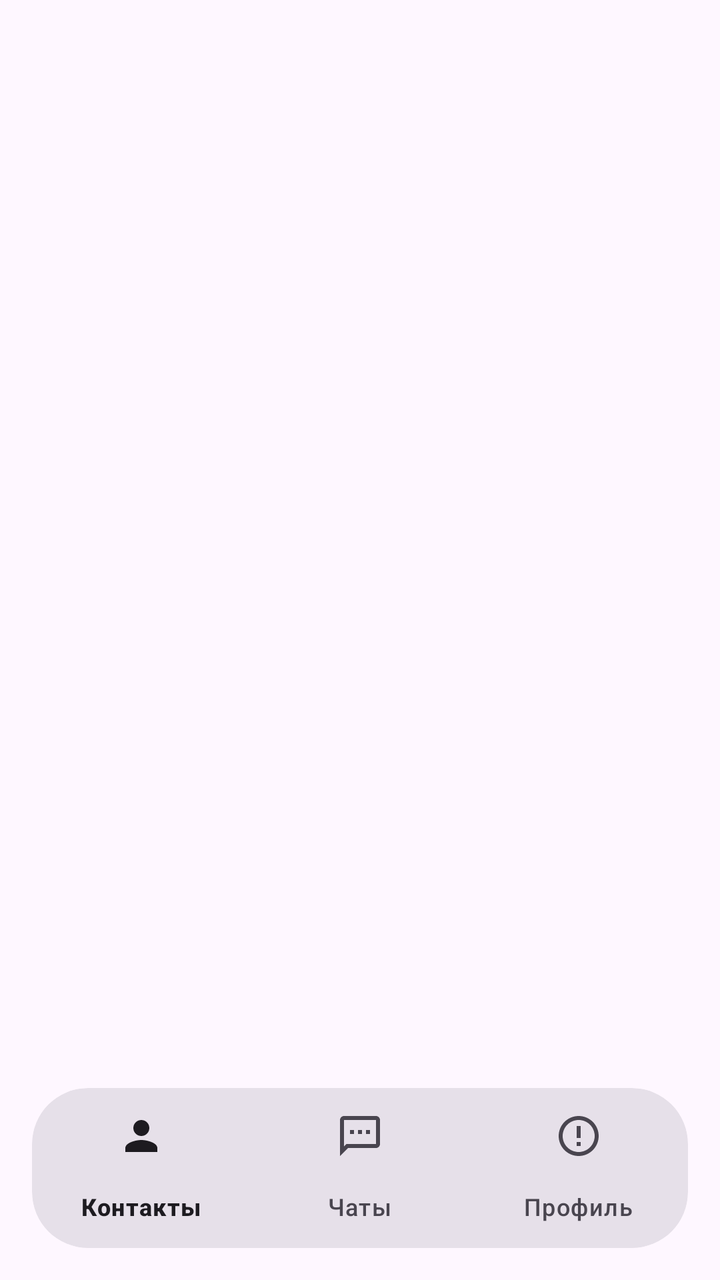
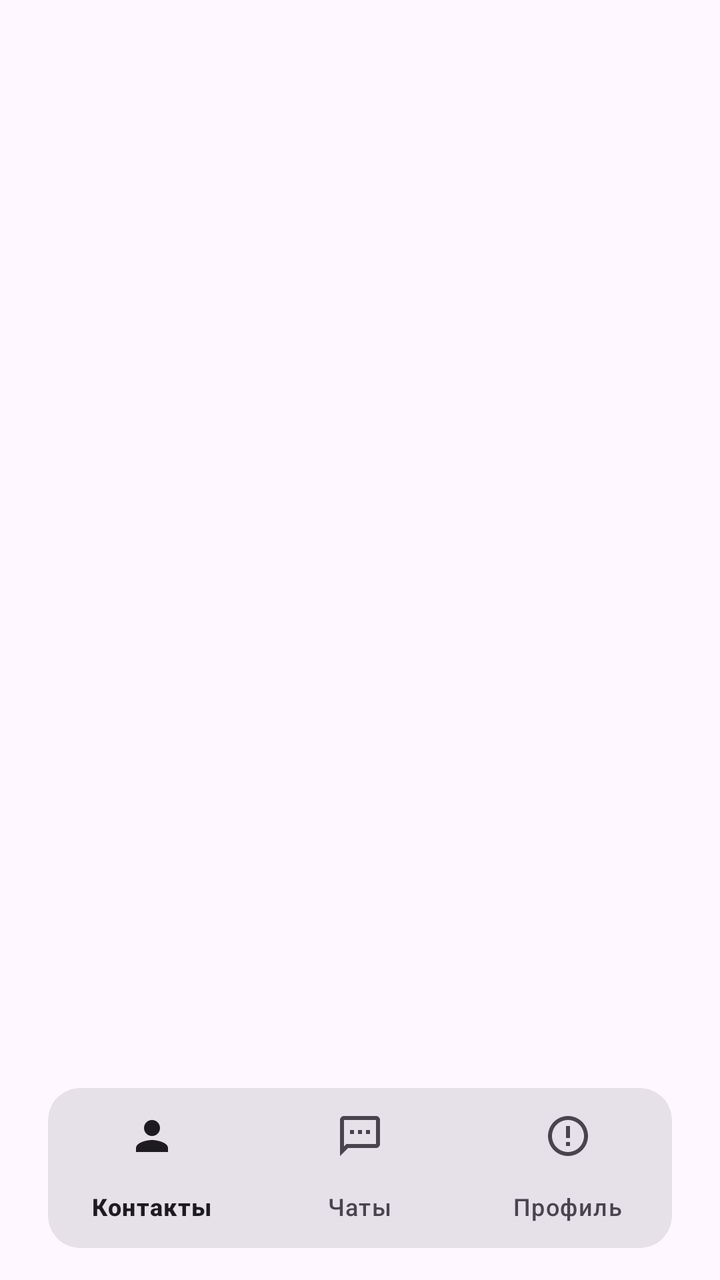

Two renders of the same Android screen: before a commit and after it. Below are the layout's source before the change and the commit's diff.
<!-- AndroidManifest.xml: activity theme Theme.BarkfluffClientAndroid -->
<!-- res/layout/activity_main.xml -->
<?xml version="1.0" encoding="utf-8"?>
<androidx.constraintlayout.widget.ConstraintLayout xmlns:android="http://schemas.android.com/apk/res/android"
    xmlns:app="http://schemas.android.com/apk/res-auto"
    android:layout_width="match_parent"
    android:layout_height="match_parent"
    android:background="?android:attr/colorBackground"
    android:fitsSystemWindows="true">

    
    <FrameLayout
        android:id="@+id/fragmentContainer"
        android:layout_width="0dp"
        android:layout_height="0dp"
        app:layout_constraintTop_toTopOf="parent"
        app:layout_constraintBottom_toTopOf="@id/bottomNavCard"
        app:layout_constraintStart_toStartOf="parent"
        app:layout_constraintEnd_toEndOf="parent" />

    
    <com.google.android.material.card.MaterialCardView
        android:id="@+id/bottomNavCard"
        android:layout_width="0dp"
        android:layout_height="wrap_content"
        android:layout_marginStart="16dp"
        android:layout_marginEnd="16dp"
        android:layout_marginBottom="16dp"
        app:cardBackgroundColor="?attr/colorSurfaceContainerHighest"
        app:cardCornerRadius="28dp"
        app:cardElevation="0dp"
        app:strokeWidth="0dp"
        app:layout_constraintBottom_toBottomOf="parent"
        app:layout_constraintStart_toStartOf="parent"
        app:layout_constraintEnd_toEndOf="parent">

        <com.google.android.material.bottomnavigation.BottomNavigationView
            android:id="@+id/bottomNavigation"
            android:layout_width="match_parent"
            android:layout_height="match_parent"
            android:background="@android:color/transparent"
            app:itemActiveIndicatorStyle="@style/BottomNav.ActiveIndicator"
            app:itemHorizontalTranslationEnabled="false"
            app:itemIconTint="@color/bottom_nav_item_color"
            app:itemTextColor="@color/bottom_nav_item_color"
            app:labelVisibilityMode="labeled"
            app:menu="@menu/bottom_nav_menu" />

    </com.google.android.material.card.MaterialCardView>

</androidx.constraintlayout.widget.ConstraintLayout>
<!-- resources referenced by this layout -->
<resources>
  <style name="BottomNav.ActiveIndicator" parent="Widget.Material3.BottomNavigationView.ActiveIndicator">
          <item name="android:color">?attr/colorPrimaryContainer</item>
          <item name="android:height">72dp</item>
          <item name="android:width">120dp</item>
          <item name="shapeAppearance">@style/BottomNav.ActiveIndicator.Shape</item>
      </style>
  <style name="Theme.BarkfluffClientAndroid" parent="Base.Theme.BarkfluffClientAndroid" />
  <style name="BottomNav.ActiveIndicator.Shape" parent="ShapeAppearance.Material3.Corner.Full">
          <item name="cornerSize">28dp</item>
      </style>
  <style name="Base.Theme.BarkfluffClientAndroid" parent="Theme.Material3.DayNight.NoActionBar">
          
          <item name="android:windowLayoutInDisplayCutoutMode" tools:targetApi="p">shortEdges</item>
          <item name="android:statusBarColor">@android:color/transparent</item>
          <item name="android:navigationBarColor">@android:color/transparent</item>
          <item name="android:windowBackground">?android:attr/colorBackground</item>
  
          
          <item name="shapeAppearanceSmallComponent">@style/ShapeAppearance.Material3.SmallComponent</item>
          <item name="shapeAppearanceMediumComponent">@style/ShapeAppearance.Material3.MediumComponent</item>
          <item name="shapeAppearanceLargeComponent">@style/ShapeAppearance.Material3.LargeComponent</item>
  
          
          <item name="textAppearanceDisplayLarge">@style/TextAppearance.Material3.DisplayLarge</item>
          <item name="textAppearanceHeadlineLarge">@style/TextAppearance.Material3.HeadlineLarge</item>
          <item name="textAppearanceTitleLarge">@style/TextAppearance.Material3.TitleLarge</item>
      </style>
</resources>

<!-- the commit's change to res/layout/activity_main.xml (unified diff, before → after) -->
@@ -21,11 +21,11 @@
         android:id="@+id/bottomNavCard"
         android:layout_width="0dp"
         android:layout_height="wrap_content"
-        android:layout_marginStart="16dp"
-        android:layout_marginEnd="16dp"
+        android:layout_marginStart="24dp"
+        android:layout_marginEnd="24dp"
         android:layout_marginBottom="16dp"
         app:cardBackgroundColor="?attr/colorSurfaceContainerHighest"
-        app:cardCornerRadius="28dp"
+        app:cardCornerRadius="16dp"
         app:cardElevation="0dp"
         app:strokeWidth="0dp"
         app:layout_constraintBottom_toBottomOf="parent"
@@ -35,9 +35,9 @@
         <com.google.android.material.bottomnavigation.BottomNavigationView
             android:id="@+id/bottomNavigation"
             android:layout_width="match_parent"
-            android:layout_height="match_parent"
+            android:layout_height="wrap_content"
             android:background="@android:color/transparent"
-            app:itemActiveIndicatorStyle="@style/BottomNav.ActiveIndicator"
+            app:itemActiveIndicatorStyle="@style/BottomNav.ActiveIndicator.Compact"
             app:itemHorizontalTranslationEnabled="false"
             app:itemIconTint="@color/bottom_nav_item_color"
             app:itemTextColor="@color/bottom_nav_item_color"
<!-- resource entries referenced after the edit -->
@@ -1,14 +1,14 @@
 <!-- resources referenced by this layout -->
 <resources>
-  <style name="BottomNav.ActiveIndicator" parent="Widget.Material3.BottomNavigationView.ActiveIndicator">
+  <style name="BottomNav.ActiveIndicator.Compact" parent="Widget.Material3.BottomNavigationView.ActiveIndicator">
           <item name="android:color">?attr/colorPrimaryContainer</item>
-          <item name="android:height">72dp</item>
-          <item name="android:width">120dp</item>
-          <item name="shapeAppearance">@style/BottomNav.ActiveIndicator.Shape</item>
+          <item name="android:height">48dp</item>
+          <item name="android:width">64dp</item>
+          <item name="shapeAppearance">@style/BottomNav.ActiveIndicator.Shape.Compact</item>
       </style>
   <style name="Theme.BarkfluffClientAndroid" parent="Base.Theme.BarkfluffClientAndroid" />
-  <style name="BottomNav.ActiveIndicator.Shape" parent="ShapeAppearance.Material3.Corner.Full">
-          <item name="cornerSize">28dp</item>
+  <style name="BottomNav.ActiveIndicator.Shape.Compact" parent="ShapeAppearance.Material3.Corner.Full">
+          <item name="cornerSize">12dp</item>
       </style>
   <style name="Base.Theme.BarkfluffClientAndroid" parent="Theme.Material3.DayNight.NoActionBar">
           
